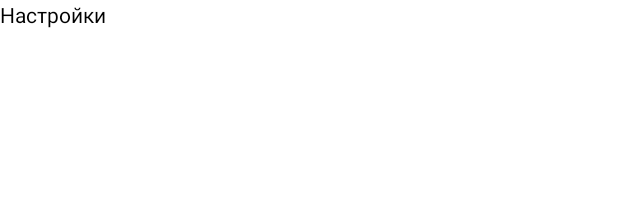
After one commit to andreilemdyanov/Banderol, an Android app: the layout fragment_settings.xml on its own in the app's theme, with its tools: preview values and no code run, on a phone screen of 412 x 824 dp. The commit adds this screen. Shown: the top 197 px of the screen. Run offline under Robolectric (Android 15) with nearby library versions, the phone set to English and light mode, and no system bars.

Commit message:
refactor code.

```diff
--- a/app/build.gradle
+++ b/app/build.gradle
@@ -31,6 +31,7 @@ dependencies {
     implementation 'androidx.appcompat:appcompat:1.1.0'
     implementation 'androidx.core:core-ktx:1.2.0'
     implementation 'androidx.constraintlayout:constraintlayout:1.1.3'
+    implementation 'androidx.legacy:legacy-support-v4:1.0.0'
     testImplementation 'junit:junit:4.13'
     androidTestImplementation 'androidx.test.ext:junit:1.1.1'
     androidTestImplementation 'androidx.test.espresso:espresso-core:3.2.0'
--- /dev/null
+++ b/app/src/main/res/layout/fragment_settings.xml
@@ -0,0 +1,15 @@
+<?xml version="1.0" encoding="utf-8"?>
+<FrameLayout xmlns:android="http://schemas.android.com/apk/res/android"
+    xmlns:tools="http://schemas.android.com/tools"
+    android:layout_width="match_parent"
+    android:layout_height="match_parent"
+    tools:context=".ui.fragments.SettingsFragment">
+
+    <TextView
+        android:id="@+id/textView"
+        android:textColor="@color/colorBlack"
+        android:layout_width="wrap_content"
+        android:layout_height="wrap_content"
+        android:text="Настройки"/>
+
+</FrameLayout>
--- a/app/src/main/res/values/strings.xml
+++ b/app/src/main/res/values/strings.xml
@@ -1,3 +1,5 @@
 <resources>
     <string name="app_name">Banderol</string>
+
+    <string name="hello_blank_fragment">Hello blank fragment</string>
 </resources>
--- a/app/src/main/res/values/styles.xml
+++ b/app/src/main/res/values/styles.xml
@@ -1,11 +1,12 @@
 <resources>
 
     <!-- Base application theme. -->
-    <style name="AppThemeLight" parent="MaterialDrawerTheme.Light">
+    <style name="AppThemeLight" parent="MaterialDrawerTheme">
         <!-- Customize your theme here. -->
         <item name="colorPrimary">@color/colorPrimary</item>
         <item name="colorPrimaryDark">@color/colorPrimaryDark</item>
         <item name="colorAccent">@color/colorAccent</item>
+        <item name="android:colorBackground">@color/colorAccent</item>
 
         <!-- MaterialDrawer specific values -->
         <item name="material_drawer_background">@color/material_drawer_background</item>
```
Also changed, not shown: app/src/main/java/com/work/banderol/MainActivity.kt (+11 -103 lines), app/src/main/java/com/work/banderol/ui/fragments/BaseFragment.kt (added, +17 -0 lines), app/src/main/java/com/work/banderol/ui/fragments/ChatsFragment.kt (added, +7 -0 lines), app/src/main/java/com/work/banderol/ui/fragments/SettingsFragment.kt (added, +7 -0 lines), app/src/main/java/com/work/banderol/ui/objects/AppDrawer.kt (added, +123 -0 lines), app/src/main/res/layout/activity_main.xml (+9 -0 lines), app/src/main/res/layout/fragment_chats.xml (added, +15 -0 lines).
